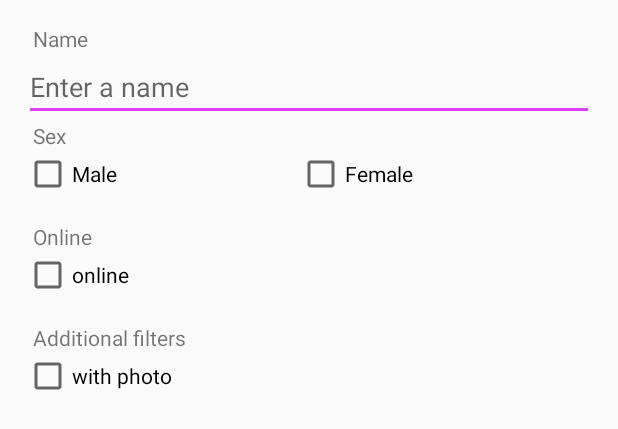
After one commit to alexbur7/Chat_Yes_u_Du, an Android app: the layout filter_dialog.xml on its own in the app's theme, with its tools: preview values and no code run, on a phone screen of 412 x 824 dp. The commit adds this screen. Shown: the top 429 px of the screen. Run offline under Robolectric (Android 15) with nearby library versions, the phone set to English and light mode, and no system bars.

Commit message:
Chat Filters incoming

```diff
--- a/app/src/main/res/layout/activity_chat.xml
+++ b/app/src/main/res/layout/activity_chat.xml
@@ -34,7 +34,7 @@
                 android:id="@+id/username_text"
                 android:textSize="18dp"
                 android:textStyle="bold"
-                android:layout_marginLeft="16dp"
+                android:layout_marginLeft="23dp"
                 android:layout_width="wrap_content"
                 android:layout_height="wrap_content" />
         </androidx.appcompat.widget.Toolbar>
--- a/app/src/main/res/layout/chat_users_list.xml
+++ b/app/src/main/res/layout/chat_users_list.xml
@@ -1,7 +1,11 @@
 <?xml version="1.0" encoding="utf-8"?>
+<LinearLayout android:layout_width="match_parent"
+    android:layout_height="match_parent"
+    xmlns:android="http://schemas.android.com/apk/res/android">
 <androidx.recyclerview.widget.RecyclerView
     xmlns:android="http://schemas.android.com/apk/res/android"
     android:id="@+id/chat_recycler_view"
     android:layout_width="match_parent"
     android:layout_height="match_parent">
 </androidx.recyclerview.widget.RecyclerView>
+</LinearLayout>
--- /dev/null
+++ b/app/src/main/res/layout/filter_dialog.xml
@@ -0,0 +1,92 @@
+<?xml version="1.0" encoding="utf-8"?>
+<LinearLayout
+    xmlns:android="http://schemas.android.com/apk/res/android"
+    android:layout_width="match_parent"
+    android:layout_height="match_parent"
+    android:orientation="vertical"
+    android:padding="16dp">
+
+    <ScrollView
+        android:layout_width="match_parent"
+        android:layout_height="wrap_content"
+        android:id="@+id/scrollView5" >
+
+        <LinearLayout
+            android:orientation="vertical"
+            android:layout_width="match_parent"
+            android:layout_height="wrap_content">
+
+            <TextView
+                android:layout_width="wrap_content"
+                android:layout_height="wrap_content"
+                android:text="@string/label_name"
+                android:id="@+id/textView6"
+                android:layout_marginLeft="6dp"/>
+
+            <EditText
+                android:id="@+id/name_filter_edit_text"
+                android:hint="@string/name_edit_text_hint"
+                android:layout_width="match_parent"
+                android:layout_height="wrap_content"/>
+
+            <TextView
+                android:layout_width="wrap_content"
+                android:layout_height="wrap_content"
+                android:text="@string/label_sex"
+                android:id="@+id/textView5"
+                android:layout_marginLeft="6dp" />
+
+            <LinearLayout
+                android:orientation="horizontal"
+                android:layout_width="match_parent"
+                android:layout_height="match_parent">
+
+                <CheckBox
+                    android:layout_width="wrap_content"
+                    android:layout_height="wrap_content"
+                    android:text="@string/label_male"
+                    android:id="@+id/genderMaleCheckBox"
+                    android:layout_weight="1" />
+
+                <CheckBox
+                    android:layout_width="wrap_content"
+                    android:layout_height="wrap_content"
+                    android:text="@string/label_female"
+                    android:id="@+id/genderFemaleCheckBox"
+                    android:layout_weight="1" />
+            </LinearLayout>
+
+            <TextView
+                android:layout_width="wrap_content"
+                android:layout_height="wrap_content"
+                android:text="@string/label_activity"
+                android:id="@+id/textView4"
+                android:layout_marginTop="16dp"
+                android:layout_marginLeft="6dp" />
+
+            <CheckBox
+                android:layout_width="match_parent"
+                android:layout_height="wrap_content"
+                android:text="@string/label_online"
+                android:id="@+id/onlineCheckBox"
+                android:layout_gravity="center_horizontal" />
+
+            <TextView
+                android:layout_width="wrap_content"
+                android:layout_height="wrap_content"
+                android:text="@string/label_additional"
+                android:id="@+id/textView_additional"
+                android:layout_marginTop="16dp"
+                android:layout_marginLeft="6dp" />
+
+            <CheckBox
+                android:layout_width="match_parent"
+                android:layout_height="wrap_content"
+                android:text="@string/label_only_with_photo"
+                android:id="@+id/photoCheckBox"
+                android:layout_gravity="center_horizontal" />
+
+        </LinearLayout>
+    </ScrollView>
+
+</LinearLayout>
--- a/app/src/main/res/layout/users_list_item.xml
+++ b/app/src/main/res/layout/users_list_item.xml
@@ -21,7 +21,7 @@
             android:layout_width="50dp"
             android:layout_height="50dp"
             app:cardCornerRadius="50dp"
-            app:cardElevation="2dp">
+            app:cardElevation="3dp">
         <ImageView
             android:layout_width="wrap_content"
             android:layout_height="wrap_content"
@@ -37,7 +37,6 @@
             android:layout_toLeftOf="@id/user_date"
             android:layout_toRightOf="@+id/circle_image_user"
             android:layout_marginLeft="8dp"
-            android:layout_marginRight="16dp"
             android:textSize="20sp"
             android:textStyle="bold"
             tools:ignore="NotSibling" />
--- a/app/src/main/res/layout/view_pager_activity.xml
+++ b/app/src/main/res/layout/view_pager_fragment.xml
@@ -4,9 +4,6 @@
     android:layout_width="match_parent"
     android:layout_height="wrap_content"
     android:orientation="vertical">
-    <include
-        android:id="@+id/toolbarFr"
-        layout="@layout/toolbar"/>
     <RelativeLayout
         android:layout_width="match_parent"
         android:layout_height="wrap_content">
--- a/app/src/main/res/values/strings.xml
+++ b/app/src/main/res/values/strings.xml
@@ -28,4 +28,16 @@
     <string name="failed_update_photo">Failed update photo</string>
     <string name="no_image_selected">No image selected</string>
     <string name="upload_progress">Upload in progress</string>
+    <string name="find_menu_item_title">find</string>
+    <string name="dialog_title">Filters</string>
+    <string name="label_sex">Sex</string>
+    <string name="label_male">Male</string>
+    <string name="label_female">Female</string>
+    <string name="label_activity">Online</string>
+    <string name="label_online">online</string>
+    <string name="label_additional">Additional filters</string>
+    <string name="label_only_with_photo">with photo</string>
+    <string name="label_name">Name</string>
+    <string name="name_edit_text_hint">Enter a name</string>
+    <string name="search_pos_button_text">search</string>
 </resources>
```
Also changed, not shown: app/src/main/java/com/example/myproject/AccountFragment.java (+36 -1 lines), app/src/main/java/com/example/myproject/ChatAndAccPager.java (added, +56 -0 lines), app/src/main/java/com/example/myproject/FilterDialog.java (added, +53 -0 lines), app/src/main/java/com/example/myproject/MyAccountActivity.java (+10 -25 lines), app/src/main/java/com/example/myproject/UsersChatListFragment.java (+78 -6 lines), app/src/main/res/drawable/baseline_search_24.xml (added, +10 -0 lines), app/src/main/res/menu/filter_users_menu.xml (added, +9 -0 lines), 1 other file.
